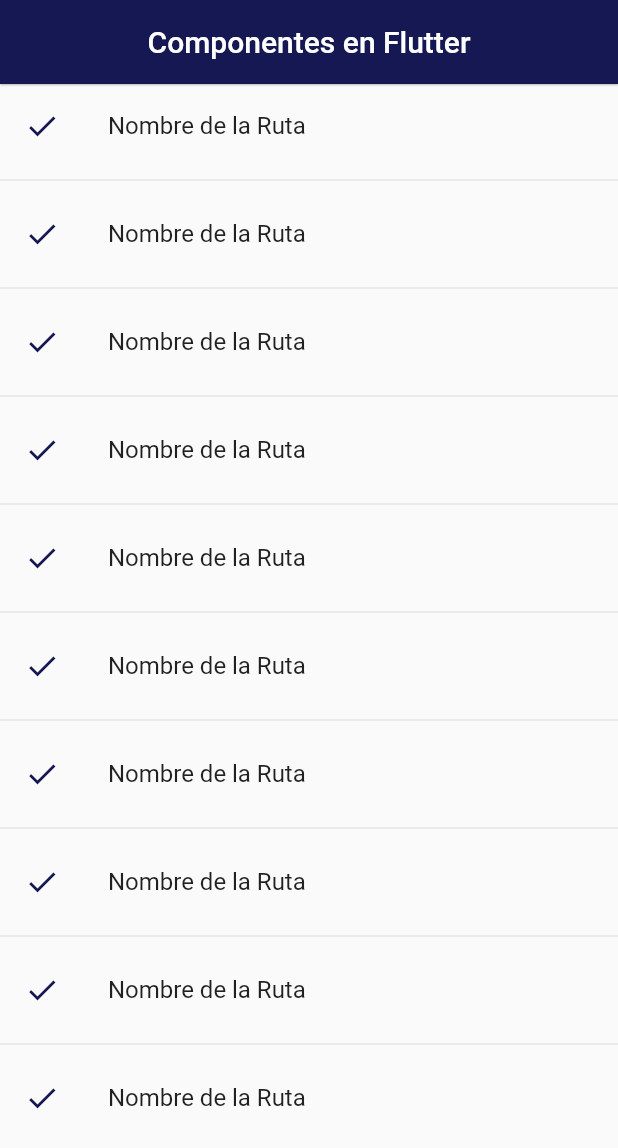
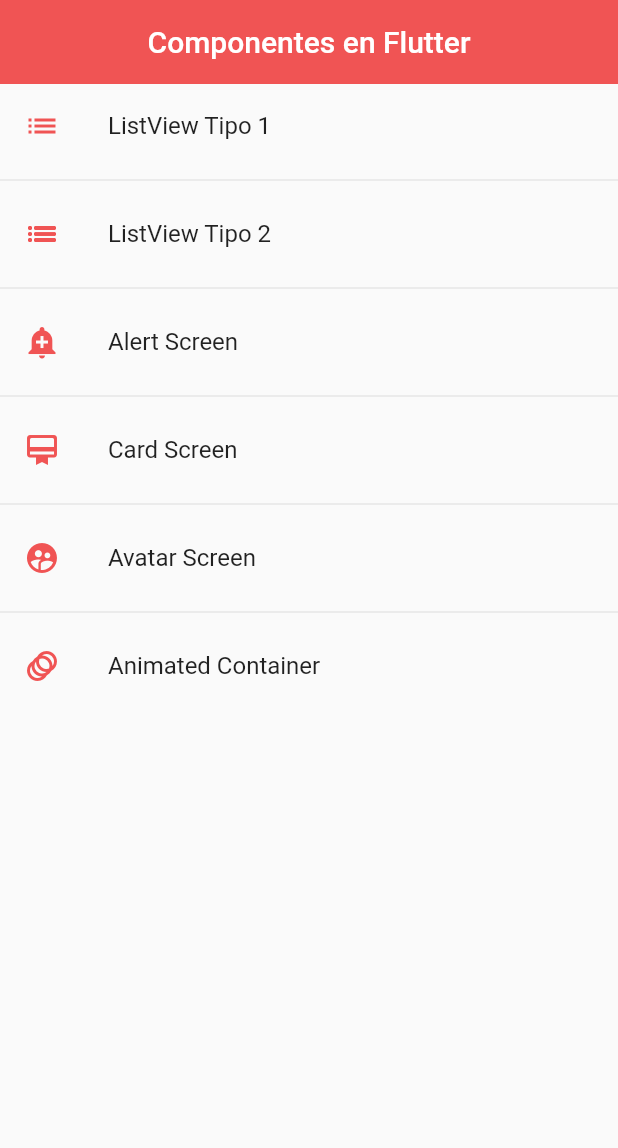
Before and after one commit to kichokhrizzz/FlutterComponents, a Flutter app: the screen it shows after launch, on a phone screen of 412 x 824 dp. Shown: the top 1148 px of the screen. Run offline on Flutter 3.47's test engine with Material 2 defaults, Android fonts, the phone set to English and light mode, and no system bars.

Commit message:
07/01/2022 08:45 AM

```diff
--- a/lib/main.dart
+++ b/lib/main.dart
@@ -1,4 +1,5 @@
 import 'package:fl_components/router/app_routes.dart';
+import 'package:fl_components/themes/app_theme.dart';
 import 'package:flutter/material.dart';
 
 import 'screens/screens.dart';
@@ -15,9 +16,9 @@ class MyApp extends StatelessWidget {
       debugShowCheckedModeBanner: false,
       title: 'Material App',
       initialRoute: AppRoutes.initialRoute,
-      routes: AppRoutes.routes,
-      onGenerateRoute: (settings) =>  AppRoutes.onGenerateRoute(settings)
-
+      routes: AppRoutes.getAppRoutes(),
+      onGenerateRoute: (settings) =>  AppRoutes.onGenerateRoute(settings),
+      theme: AppTheme.lightTheme
     );
   }
 }
--- a/lib/router/app_routes.dart
+++ b/lib/router/app_routes.dart
@@ -9,24 +9,34 @@ class AppRoutes {
   static final menuOptions = <MenuOption> [
     // TODO: Borrar Home
 
-    MenuOption(route: 'home', name: 'Home Screen', screen: const HomeScreen(), icon: Icons.home),
+    //MenuOption(route: 'home', name: 'Home Screen', screen: const HomeScreen(), icon: Icons.home),
     MenuOption(route: 'listview1', name: 'ListView Tipo 1', screen: const Listview1Screen(), icon: Icons.list),
     MenuOption(route: 'listview2', name: 'ListView Tipo 2', screen: const Listview2Screen(), icon: Icons.list_sharp),
-    MenuOption(route: 'home', name: 'Home Screen', screen: const HomeScreen(), icon: Icons.home),
     MenuOption(route: 'alert', name: 'Alert Screen', screen: const AlertScreen(), icon: Icons.add_alert),
-    MenuOption(route: 'card', name: 'Card Screen', screen: const CardScreen(), icon: Icons.card_membership_rounded)
+    MenuOption(route: 'card', name: 'Card Screen', screen: const CardScreen(), icon: Icons.card_membership_rounded),
+    MenuOption(route: 'avatar', name: 'Avatar Screen', screen: const AvatarScreen(), icon: Icons.supervised_user_circle),
+    MenuOption(route: 'animated', name: 'Animated Container', screen: const AnimatedScreen(), icon: Icons.animation)
+
 
   ];
 
-  static Map<String, Widget Function(BuildContext)> routes ={
+  static Map<String, Widget Function (BuildContext)> getAppRoutes(){
 
-    'home' : ( BuildContext context ) => const HomeScreen(),
-    'listview1' : ( BuildContext context ) => const Listview1Screen(),
-    'listview2' : ( BuildContext context ) => const Listview2Screen(),
-    'alert' : ( BuildContext context ) => const AlertScreen(),
-    'card' : ( BuildContext context ) => const CardScreen()
+    Map<String, Widget Function (BuildContext)> appRoutes = {};
 
-  };
+    appRoutes.addAll({'home' : (BuildContext context) => const HomeScreen()});
+
+    for (final option in menuOptions) {
+
+      appRoutes.addAll({ option.route : ( BuildContext context ) => option.screen });
+
+    }
+
+    return appRoutes;
+
+  }
+
+
 
   static onGenerateRoute (RouteSettings settings) {
 
--- a/lib/screens/home_screen.dart
+++ b/lib/screens/home_screen.dart
@@ -1,4 +1,5 @@
-import 'package:fl_components/screens/listview1_screen.dart';
+import 'package:fl_components/router/app_routes.dart';
+import 'package:fl_components/themes/app_theme.dart';
 import 'package:flutter/material.dart';
 
 class HomeScreen extends StatelessWidget {
@@ -7,25 +8,25 @@ class HomeScreen extends StatelessWidget {
 
   @override
   Widget build(BuildContext context) {
+
+    final menuOptions = AppRoutes.menuOptions;
+
     return  Scaffold(
       appBar: AppBar(
         title: const Text('Componentes en Flutter'),
-        centerTitle: true,
-        backgroundColor: const  Color.fromRGBO(22, 24, 83, 1),
-        elevation: .5,
       ),
       body: ListView.separated(
         itemBuilder: (context, index) => ListTile(
-          title: const Text('Nombre de la Ruta'),
-          leading: const Icon(Icons.done_outlined, color: Color.fromRGBO(22, 24, 83, 1) ,),
+          title:  Text(menuOptions[index].name),
+          leading:  Icon(menuOptions[index].icon, color: AppTheme.primary,),
           onTap: (){
 
-            Navigator.pushNamed(context, 'alert');
+            Navigator.pushNamed(context, menuOptions[index].route);
 
           },
         ),
         separatorBuilder:(_, __) => const Divider(),
-        itemCount: 10
+        itemCount: AppRoutes.menuOptions.length
       )
     );
   }
--- a/lib/screens/listview2_screen.dart
+++ b/lib/screens/listview2_screen.dart
@@ -10,14 +10,12 @@ class Listview2Screen extends StatelessWidget {
   Widget build(BuildContext context) {
     return  Scaffold(
       appBar: AppBar(
-        elevation: 0,
-        backgroundColor:  Color.fromRGBO(236, 37, 90, 1),
         title: const Text('List View Tipo ')
       ),
       body: ListView.separated(
         itemBuilder: (context, index) => ListTile(
           title: Text(options[index]),
-          trailing: const Icon(Icons.arrow_right_rounded, color : Color.fromRGBO(236, 37, 90, 1)),
+          trailing: const Icon(Icons.arrow_right_rounded),
           onTap: (){},),
         separatorBuilder: (context, index) => const Divider(),
         itemCount: options.length
--- a/lib/screens/screens.dart
+++ b/lib/screens/screens.dart
@@ -3,3 +3,5 @@ export 'package:fl_components/screens/card_screen.dart';
 export 'package:fl_components/screens/listview1_screen.dart';
 export 'package:fl_components/screens/listview2_screen.dart';
 export 'package:fl_components/screens/home_screen.dart';
+export 'package:fl_components/screens/avatar_screen.dart';
+export 'package:fl_components/screens/animated_screen.dart';
--- /dev/null
+++ b/lib/themes/app_theme.dart
@@ -0,0 +1,39 @@
+import 'package:flutter/cupertino.dart';
+import 'package:flutter/material.dart';
+
+class AppTheme{
+
+  static const Color primary = Color.fromRGBO(240, 84, 84, 1);
+  static const Color secundary = Color.fromRGBO(48, 71, 94, 1);
+  static const Color secundarySec = Color.fromRGBO(245, 245, 245, 1);
+  static const Color secundaryThird = Color.fromRGBO(18, 18, 18, 1);
+
+  static final ThemeData lightTheme =  ThemeData.light().copyWith(
+
+    primaryColor: const Color.fromRGBO(240, 84, 84, 1),
+
+        //AppBar Theme
+    appBarTheme: const AppBarTheme(
+        color: primary,
+        centerTitle: true,
+        elevation: 0
+    ),
+
+    textButtonTheme: TextButtonThemeData(
+       style: TextButton.styleFrom(primary: primary)
+    ),
+
+    floatingActionButtonTheme: const FloatingActionButtonThemeData(
+      backgroundColor: primary
+    ),
+
+    elevatedButtonTheme:  ElevatedButtonThemeData(
+      style: ElevatedButton.styleFrom(
+        primary: primary,
+        shape: const StadiumBorder(),
+        elevation: 0
+      )
+    )
+  );
+
+}
--- /dev/null
+++ b/lib/widgets/widgets.dart
@@ -0,0 +1,2 @@
+export 'package:fl_components/widgets/custom_card_type_1.dart';
+export 'package:fl_components/widgets/custom_card_type_2.dart';
```
Also changed, not shown: lib/screens/alert_screen.dart (+56 -3 lines), lib/screens/animated_screen.dart (added, +60 -0 lines), lib/screens/avatar_screen.dart (added, +32 -0 lines), lib/screens/card_screen.dart (+26 -3 lines), lib/widgets/custom_card_type_1.dart (added, +44 -0 lines), lib/widgets/custom_card_type_2.dart (added, +38 -0 lines), assets/loadings/jar-loading.gif (added), lib/screens/inputs_screen.dart (added).
